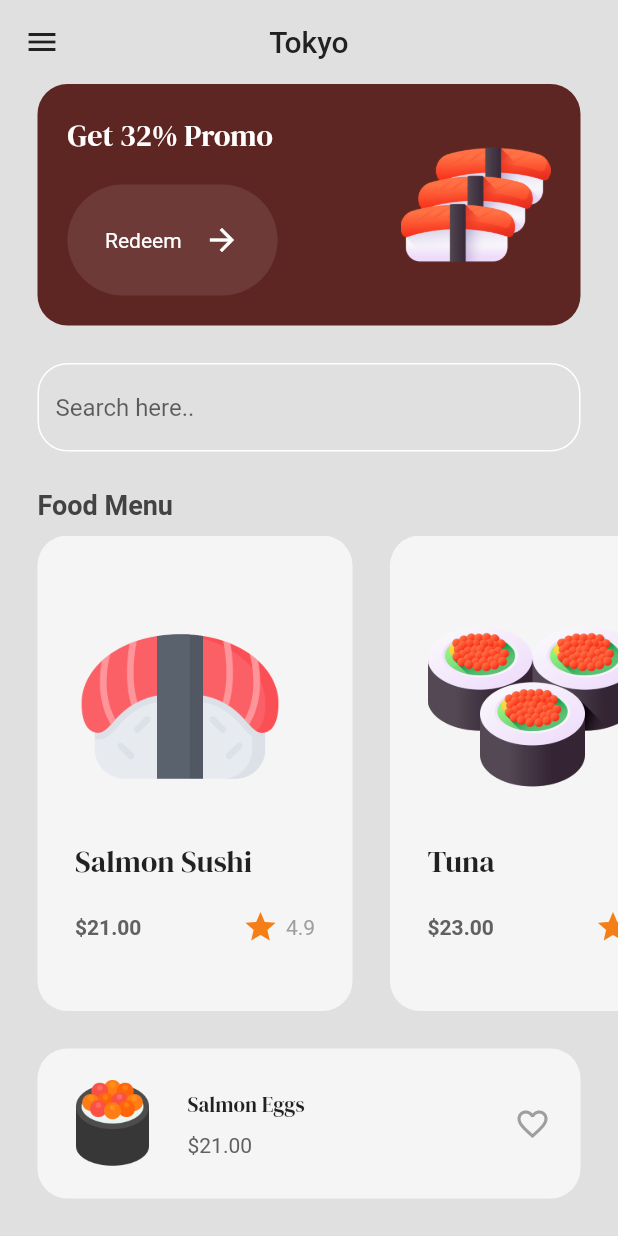
After one commit to lechsebastian/sushi_restaurant, a Flutter app: the screen it shows after launch, after a tap on "Get started", on a phone screen of 412 x 824 dp. The commit adds this screen. Run offline on Flutter 3.47's test engine with Material 2 defaults, Android fonts, the phone set to English and light mode, and no system bars; our stand-ins replace google_fonts.

Commit message:
Add menu page

```diff
--- a/lib/components/button.dart
+++ b/lib/components/button.dart
@@ -2,15 +2,19 @@ import 'package:flutter/material.dart';
 
 class MyButton extends StatelessWidget {
   final String text;
+  final void Function()? onTap;
 
   const MyButton({
     super.key,
     required this.text,
+    required this.onTap,
   });
 
   @override
   Widget build(BuildContext context) {
-    return Container(
+    return GestureDetector(
+      onTap: onTap,
+      child: Container(
         decoration: BoxDecoration(
           color: const Color.fromARGB(255, 110, 58, 56),
           borderRadius: BorderRadius.circular(40),
@@ -32,6 +36,7 @@ class MyButton extends StatelessWidget {
             ),
           ],
         ),
+      ),
     );
   }
 }
--- /dev/null
+++ b/lib/components/food_tile.dart
@@ -0,0 +1,78 @@
+import 'package:flutter/material.dart';
+import 'package:google_fonts/google_fonts.dart';
+import 'package:sushi_restaurant/models/food_model.dart';
+
+class FoodTile extends StatelessWidget {
+  final FoodModel foodModel;
+
+  const FoodTile({
+    super.key,
+    required this.foodModel,
+  });
+
+  @override
+  Widget build(BuildContext context) {
+    return Container(
+      margin: const EdgeInsets.only(left: 25),
+      padding: const EdgeInsets.all(25),
+      decoration: BoxDecoration(
+        color: Colors.grey[100],
+        borderRadius: BorderRadius.circular(20),
+      ),
+      child: Column(
+        crossAxisAlignment: CrossAxisAlignment.start,
+        mainAxisAlignment: MainAxisAlignment.spaceEvenly,
+        children: [
+          // image
+          Image.asset(
+            foodModel.imagePath,
+            height: 140,
+          ),
+
+          // text
+          Text(
+            foodModel.name,
+            style: GoogleFonts.dmSerifDisplay(
+              fontSize: 20,
+            ),
+          ),
+
+          // price + rating
+          SizedBox(
+            width: 160,
+            child: Row(
+              mainAxisAlignment: MainAxisAlignment.spaceBetween,
+              children: [
+                // price
+                Text(
+                  '\$${foodModel.price}',
+                  style: TextStyle(
+                    fontWeight: FontWeight.bold,
+                    color: Colors.grey[700],
+                  ),
+                ),
+
+                // rating
+                Row(
+                  children: [
+                    Icon(
+                      Icons.star,
+                      color: Colors.yellow[900],
+                    ),
+                    const SizedBox(width: 5),
+                    Text(
+                      foodModel.rating,
+                      style: const TextStyle(
+                        color: Colors.grey,
+                      ),
+                    ),
+                  ],
+                ),
+              ],
+            ),
+          )
+        ],
+      ),
+    );
+  }
+}
--- a/lib/main.dart
+++ b/lib/main.dart
@@ -1,5 +1,6 @@
 import 'package:flutter/material.dart';
 import 'package:sushi_restaurant/pages/intro_page.dart';
+import 'package:sushi_restaurant/pages/menu_page.dart';
 
 void main() {
   runApp(const MyApp());
@@ -10,9 +11,13 @@ class MyApp extends StatelessWidget {
 
   @override
   Widget build(BuildContext context) {
-    return const MaterialApp(
+    return MaterialApp(
       debugShowCheckedModeBanner: false,
       home: IntroPage(),
+      routes: {
+        '/intropage': (context) => const IntroPage(),
+        '/menupage': (context) => const MenuPage(),
+      },
     );
   }
 }
--- /dev/null
+++ b/lib/models/food_model.dart
@@ -0,0 +1,18 @@
+class FoodModel {
+  String name;
+  String price;
+  String imagePath;
+  String rating;
+
+  FoodModel({
+    required this.name,
+    required this.price,
+    required this.imagePath,
+    required this.rating,
+  });
+
+  String get _name => name;
+  String get _price => price;
+  String get _imagePath => imagePath;
+  String get _rating => rating;
+}
--- a/lib/pages/intro_page.dart
+++ b/lib/pages/intro_page.dart
@@ -18,8 +18,10 @@ class IntroPage extends StatelessWidget {
             crossAxisAlignment: CrossAxisAlignment.start,
             mainAxisAlignment: MainAxisAlignment.spaceEvenly,
             children: [
-              // Shop name
+              // shop name
+
               const SizedBox(height: 10),
+
               Text(
                 'SUSHI MAN',
                 style: GoogleFonts.dmSerifDisplay(
@@ -27,15 +29,20 @@ class IntroPage extends StatelessWidget {
                   color: Colors.white,
                 ),
               ),
+
               // icon
+
               Padding(
                 padding: const EdgeInsets.all(50.0),
                 child: Image.asset(
                   'lib/images/salmon_eggs.png',
                 ),
               ),
+
               // title
+
               const SizedBox(height: 20),
+
               Text(
                 'THE TASTE OF JANAPESE FOOD',
                 style: GoogleFonts.dmSerifDisplay(
@@ -43,8 +50,11 @@ class IntroPage extends StatelessWidget {
                   color: Colors.white,
                 ),
               ),
+
               // subtitle
+
               const SizedBox(height: 10),
+
               Text(
                 'Feel the taste of the most popular Japanese food from anywhere and anytime',
                 style: TextStyle(
@@ -52,9 +62,21 @@ class IntroPage extends StatelessWidget {
                   height: 1.5,
                 ),
               ),
+
               // get started button
+
               const SizedBox(height: 25),
-              const MyButton(text: 'Get started'),
+
+              MyButton(
+                text: 'Get started',
+                onTap: () {
+                  Navigator.pushNamed(
+                    context,
+                    '/menupage',
+                  );
+                },
+              ),
+
               const SizedBox(height: 15),
             ],
           ),
--- /dev/null
+++ b/lib/pages/menu_page.dart
@@ -0,0 +1,198 @@
+import 'package:flutter/material.dart';
+import 'package:google_fonts/google_fonts.dart';
+import 'package:sushi_restaurant/components/button.dart';
+import 'package:sushi_restaurant/models/food_model.dart';
+import 'package:sushi_restaurant/theme/colors.dart';
+
+import '../components/food_tile.dart';
+
+class MenuPage extends StatefulWidget {
+  const MenuPage({super.key});
+
+  @override
+  State<MenuPage> createState() => _MenuPageState();
+}
+
+class _MenuPageState extends State<MenuPage> {
+// food menu
+  List foodMenu = [
+    // salmon sushi
+    FoodModel(
+      name: 'Salmon Sushi',
+      price: '21.00',
+      imagePath: 'lib/images/salmon_sushi.png',
+      rating: '4.9',
+    ),
+
+    // tuna
+    FoodModel(
+      name: 'Tuna',
+      price: '23.00',
+      imagePath: 'lib/images/tuna.png',
+      rating: '4.3',
+    ),
+  ];
+
+  @override
+  Widget build(BuildContext context) {
+    return Scaffold(
+      backgroundColor: Colors.grey[300],
+      appBar: AppBar(
+        backgroundColor: Colors.transparent,
+        elevation: 0,
+        leading: Icon(
+          Icons.menu,
+          color: Colors.grey[900],
+        ),
+        title: Text(
+          'Tokyo',
+          style: TextStyle(color: Colors.grey[900]),
+        ),
+        centerTitle: true,
+      ),
+      body: Column(
+        crossAxisAlignment: CrossAxisAlignment.start,
+        children: [
+          // promo baner
+          Container(
+            margin: const EdgeInsets.symmetric(horizontal: 25),
+            decoration: BoxDecoration(
+              color: primaryColor,
+              borderRadius: BorderRadius.circular(20),
+            ),
+            padding: const EdgeInsets.all(20),
+            child: Row(
+              mainAxisAlignment: MainAxisAlignment.spaceBetween,
+              children: [
+                Column(
+                  crossAxisAlignment: CrossAxisAlignment.start,
+                  children: [
+                    // promo message
+                    Text(
+                      'Get 32% Promo',
+                      style: GoogleFonts.dmSerifDisplay(
+                        fontSize: 20,
+                        color: Colors.white,
+                      ),
+                    ),
+
+                    const SizedBox(height: 20),
+
+                    // redeem button
+                    MyButton(
+                      text: 'Redeem',
+                      onTap: () {},
+                    ),
+                  ],
+                ),
+
+                // image
+                Image.asset(
+                  'lib/images/many_sushi.png',
+                  height: 100,
+                ),
+              ],
+            ),
+          ),
+          const SizedBox(height: 25),
+
+          // search bar
+          Padding(
+            padding: const EdgeInsets.symmetric(horizontal: 25),
+            child: TextField(
+              decoration: InputDecoration(
+                enabledBorder: OutlineInputBorder(
+                  borderSide: const BorderSide(color: Colors.white),
+                  borderRadius: BorderRadius.circular(20),
+                ),
+                focusedBorder: OutlineInputBorder(
+                  borderSide: const BorderSide(color: Colors.white),
+                  borderRadius: BorderRadius.circular(20),
+                ),
+                hintText: 'Search here..',
+              ),
+            ),
+          ),
+          const SizedBox(height: 25),
+
+          // menu list
+          Padding(
+            padding: const EdgeInsets.symmetric(horizontal: 25),
+            child: Text(
+              'Food Menu',
+              style: TextStyle(
+                fontWeight: FontWeight.bold,
+                color: Colors.grey[800],
+                fontSize: 18,
+              ),
+            ),
+          ),
+          const SizedBox(height: 10),
+
+          Expanded(
+            child: ListView.builder(
+              scrollDirection: Axis.horizontal,
+              itemCount: foodMenu.length,
+              itemBuilder: (context, index) => FoodTile(
+                foodModel: foodMenu[index],
+              ),
+            ),
+          ),
+          const SizedBox(height: 25),
+
+          // popular food
+          Container(
+            decoration: BoxDecoration(
+              color: Colors.grey[100],
+              borderRadius: BorderRadius.circular(20),
+            ),
+            margin: const EdgeInsets.only(left: 25, right: 25, bottom: 25),
+            padding: const EdgeInsets.all(20),
+            child: Row(
+              mainAxisAlignment: MainAxisAlignment.spaceBetween,
+              children: [
+                // image
+                Row(
+                  children: [
+                    Image.asset(
+                      'lib/images/salmon_eggs.png',
+                      height: 60,
+                    ),
+                    const SizedBox(width: 20),
+                    // name and price
+                    Column(
+                      crossAxisAlignment: CrossAxisAlignment.start,
+                      children: [
+                        // name
+                        Text(
+                          'Salmon Eggs',
+                          style: GoogleFonts.dmSerifDisplay(),
+                        ),
+
+                        const SizedBox(height: 10),
+
+                        //price
+                        Text(
+                          '\$21.00',
+                          style: TextStyle(
+                            color: Colors.grey[700],
+                          ),
+                        ),
+                      ],
+                    ),
+                  ],
+                ),
+
+                // heart icon
+                const Icon(
+                  Icons.favorite_outline,
+                  color: Colors.grey,
+                ),
+              ],
+            ),
+          )
+        ],
+      ),
+    );
+  }
+}
--- /dev/null
+++ b/lib/theme/colors.dart
@@ -0,0 +1,3 @@
+import 'package:flutter/material.dart';
+
+var primaryColor = const Color.fromARGB(255, 94, 38, 34);
```
Lines whose indentation alone changed are shown as unchanged.
